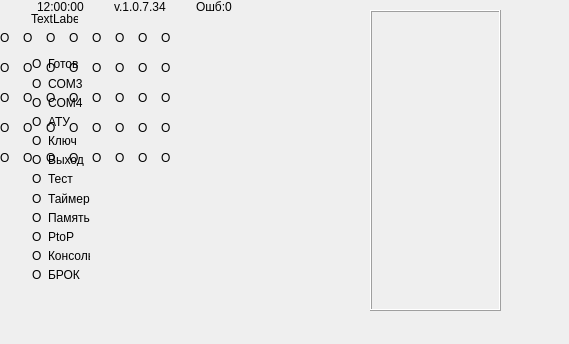
First picture: the form in forms/bminfowidget.ui, repository eugene-pa/armdncqt, before the edit.
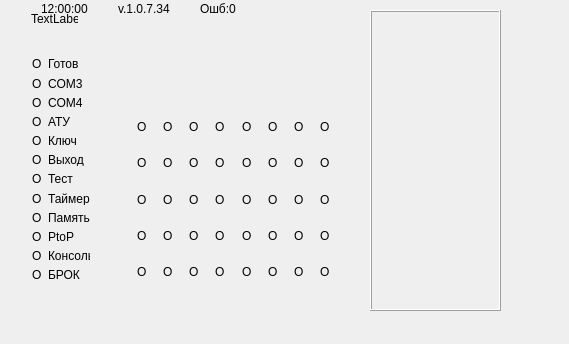
Second picture: the form after the edit. Icons and pictures are not drawn.

```diff
--- a/forms/bminfowidget.ui
+++ b/forms/bminfowidget.ui
@@ -29,7 +29,15 @@
     <enum>QFrame::Raised</enum>
    </property>
   </widget>
-  <widget class="QWidget" name="">
+  <widget class="QWidget" name="layoutWidget">
+   <property name="geometry">
+    <rect>
+     <x>137</x>
+     <y>81</y>
+     <width>201</width>
+     <height>201</height>
+    </rect>
+   </property>
    <layout class="QGridLayout" name="gridLayout">
     <property name="leftMargin">
      <number>0</number>
@@ -448,7 +456,15 @@
     <string>TextLabel</string>
    </property>
   </widget>
-  <widget class="QWidget" name="">
+  <widget class="QWidget" name="layoutWidget">
+   <property name="geometry">
+    <rect>
+     <x>0</x>
+     <y>0</y>
+     <width>236</width>
+     <height>18</height>
+    </rect>
+   </property>
    <layout class="QHBoxLayout" name="horizontalLayout">
     <property name="spacing">
      <number>30</number>
@@ -486,7 +502,7 @@
     </item>
    </layout>
   </widget>
-  <widget class="QWidget" name="">
+  <widget class="QWidget" name="layoutWidget">
    <property name="geometry">
     <rect>
      <x>32</x>
```
